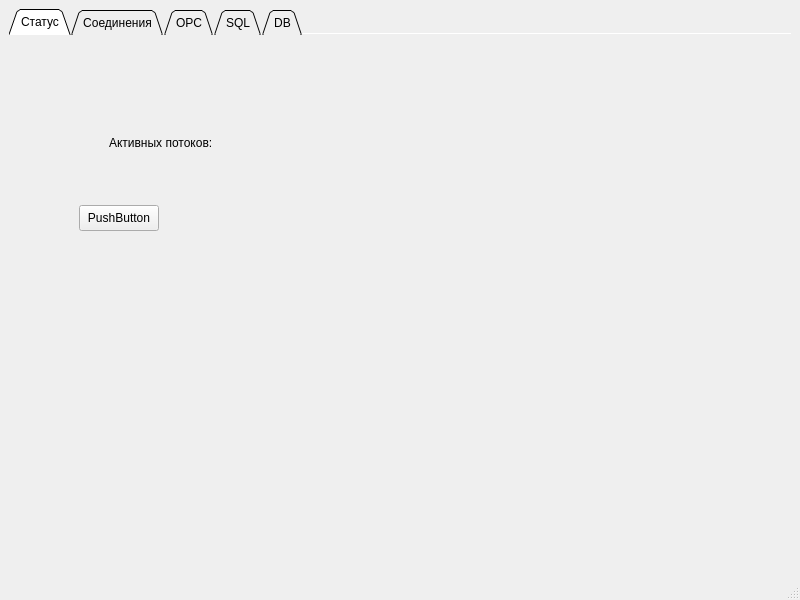
Old version of the form UI/vPLC.ui in the repository BorodinNikolay/vPLC.
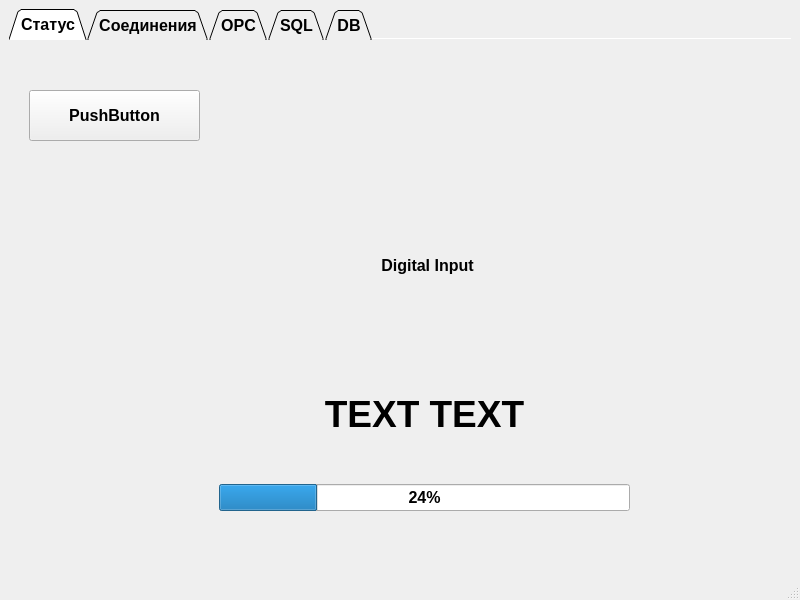
New version of the form.

The edit to the form file:
```diff
--- a/UI/vPLC.ui
+++ b/UI/vPLC.ui
@@ -17,6 +17,12 @@
    <layout class="QHBoxLayout" name="horizontalLayout">
     <item>
      <widget class="QTabWidget" name="Tabs">
+      <property name="font">
+       <font>
+        <pointsize>12</pointsize>
+        <bold>true</bold>
+       </font>
+      </property>
       <property name="tabShape">
        <enum>QTabWidget::Triangular</enum>
       </property>
@@ -36,32 +42,82 @@
        <attribute name="title">
         <string>Статус</string>
        </attribute>
-       <widget class="QLabel" name="label">
-        <property name="geometry">
-         <rect>
-          <x>100</x>
-          <y>100</y>
-          <width>118</width>
-          <height>16</height>
-         </rect>
-        </property>
-        <property name="text">
-         <string>Активных потоков:</string>
-        </property>
-       </widget>
        <widget class="QPushButton" name="pushButton">
         <property name="geometry">
          <rect>
-          <x>70</x>
-          <y>170</y>
-          <width>80</width>
-          <height>26</height>
+          <x>20</x>
+          <y>50</y>
+          <width>171</width>
+          <height>51</height>
          </rect>
         </property>
         <property name="text">
          <string>PushButton</string>
         </property>
        </widget>
+       <widget class="QWidget" name="layoutWidget">
+        <property name="geometry">
+         <rect>
+          <x>210</x>
+          <y>310</y>
+          <width>411</width>
+          <height>161</height>
+         </rect>
+        </property>
+        <layout class="QGridLayout" name="gridLayout">
+         <item row="3" column="0">
+          <widget class="QLabel" name="label">
+           <property name="font">
+            <font>
+             <pointsize>28</pointsize>
+             <bold>true</bold>
+            </font>
+           </property>
+           <property name="text">
+            <string>TEXT TEXT</string>
+           </property>
+           <property name="textFormat">
+            <enum>Qt::AutoText</enum>
+           </property>
+           <property name="alignment">
+            <set>Qt::AlignCenter</set>
+           </property>
+          </widget>
+         </item>
+         <item row="4" column="0">
+          <widget class="QProgressBar" name="progressBar">
+           <property name="value">
+            <number>24</number>
+           </property>
+          </widget>
+         </item>
+        </layout>
+       </widget>
+       <widget class="QLabel" name="label_2">
+        <property name="geometry">
+         <rect>
+          <x>218</x>
+          <y>180</y>
+          <width>401</width>
+          <height>91</height>
+         </rect>
+        </property>
+        <property name="text">
+         <string>Digital Input</string>
+        </property>
+        <property name="scaledContents">
+         <bool>false</bool>
+        </property>
+        <property name="alignment">
+         <set>Qt::AlignCenter</set>
+        </property>
+        <property name="wordWrap">
+         <bool>false</bool>
+        </property>
+        <property name="openExternalLinks">
+         <bool>false</bool>
+        </property>
+       </widget>
       </widget>
       <widget class="QWidget" name="Communications">
        <attribute name="title">
```
Left out of the diff: 3 changed lines with no effect on the pictures.
